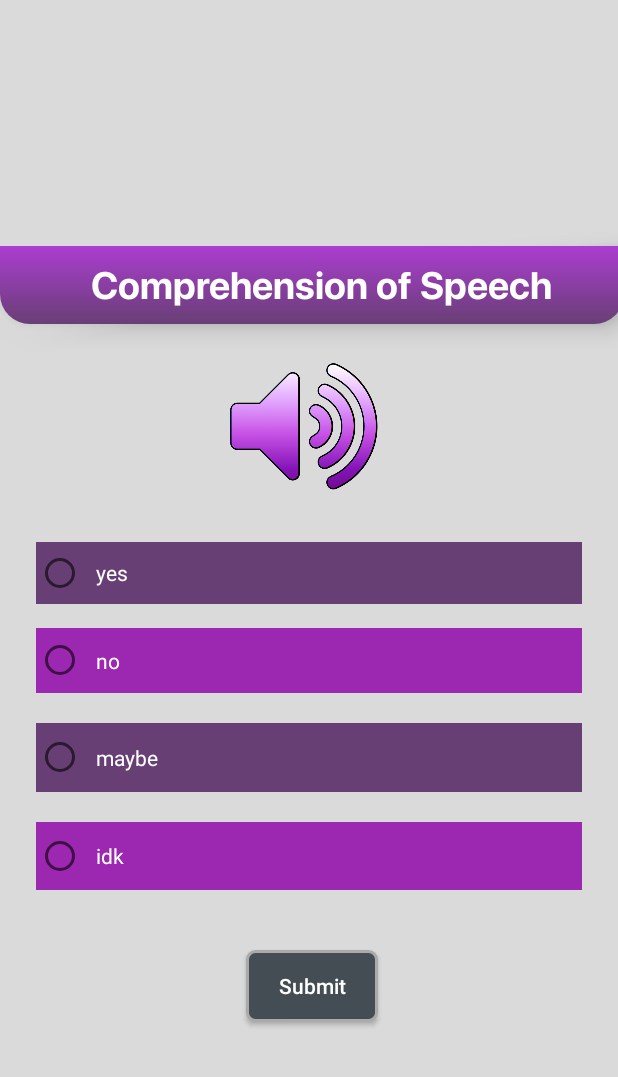
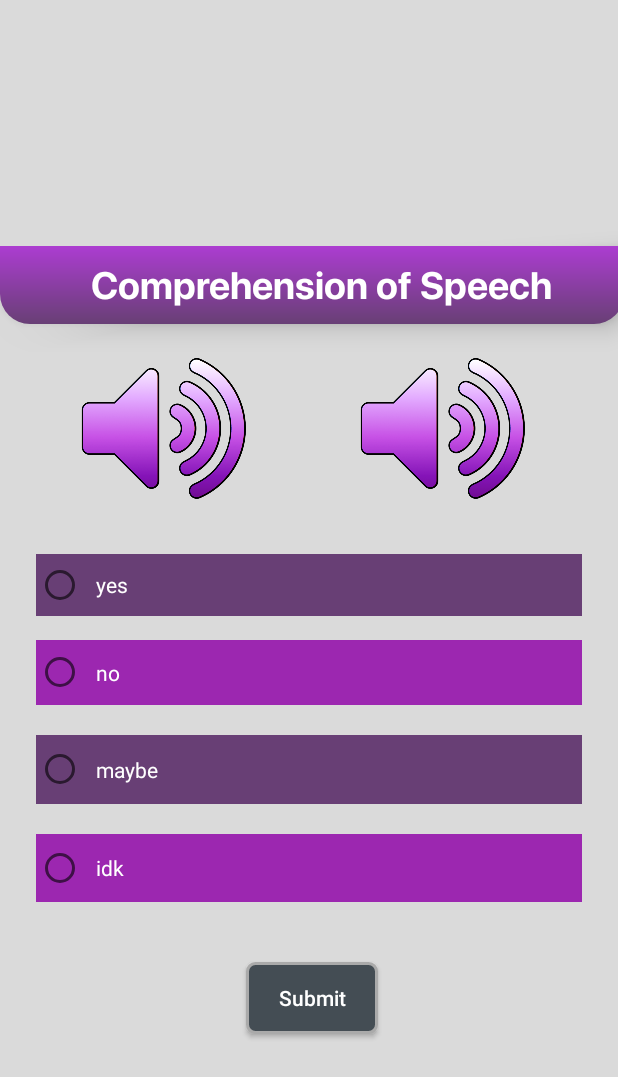
Before and after one commit to timeoutmode/ADAS, an Android app: the SpeechTask screen opened directly, with no data from a screen before it, on a phone screen of 412 x 824 dp. Shown: the top 1077 px of the screen. Run offline under Robolectric (Android 15) with nearby library versions, the phone set to English and light mode, and no system bars.

Commit message:
made some changes

```diff
--- a/app/src/main/java/com/example/adas/SpeechComprehension/QuestionLibrary.java
+++ /dev/null
@@ -1,55 +0,0 @@
-package com.example.adas.SpeechComprehension;
-
-import com.example.adas.R;
-
-public class QuestionLibrary {
-
-    // Array of questions go here
-    private String mQuestions[] = {
-            "haha",
-            "jajaja?",
-            "Question 3?",
-            "Question 4?"
-    };
-    private String mChoices[][] = {
-            {"Yes", "No", "Maybe", "Idk"},
-            {"Yes", "No", "Maybe", "Idk"},
-            {"Yes", "No", "Maybe", "Idk"},
-
-            {"Yes", "No", "Maybe", "Idk"}
-    };
-
-    private String mCorrectAnswers[] = {"Yes","No","Maybe","Idk"};
-
-    public String getQuestion(int n){
-         String question = mQuestions[n];
-        return question;
-    }
-
-    public String getChoice1(int n){
-        String choice0 = mChoices[n][0];
-        return choice0;
-
-    }
-
-    public String getChoice2(int n){
-        String choice1 = mChoices[n][1];
-        return choice1;
-    }
-
-    public String getChoice3(int n){
-        String choice2 = mChoices[n][2];
-        return choice2;
-    }
-
-    public String getChoice4(int n){
-        String choice3 = mChoices[n][3];
-        return choice3;
-    }
-
-    public String getCorrectAnswer(int n)
-    {
-        String answer = mCorrectAnswers[n];
-        return answer;
-    }
-}
--- a/app/src/main/java/com/example/adas/SpeechComprehension/SpeechTask.java
+++ b/app/src/main/java/com/example/adas/SpeechComprehension/SpeechTask.java
@@ -5,6 +5,7 @@ import androidx.appcompat.app.AppCompatActivity;
 import android.os.Build;
 import android.os.Bundle;
 import android.speech.tts.TextToSpeech;
+import android.util.Log;
 import android.view.View;
 import android.widget.Button;
 import android.widget.ImageButton;
@@ -26,8 +27,6 @@ import java.util.Locale;
 
 public class SpeechTask extends AppCompatActivity {
 
-    private QuestionLibrary mQuestionLibrary = new QuestionLibrary();
-
     private TextView mScoreView;
     private ImageButton mQuestionView;
     private RadioButton mButtonChoice1;
@@ -35,6 +34,7 @@ public class SpeechTask extends AppCompatActivity {
     private RadioButton mButtonChoice3;
     private RadioButton mButtonChoice4;
     private RadioGroup radiogroup;
+    private ImageButton mPhraseView;
     private Button mSubmitButton;
     TextToSpeech tts;
     private String mAnswer;
@@ -131,7 +131,7 @@ public class SpeechTask extends AppCompatActivity {
         mButtonChoice3 = findViewById(R.id.choice3);
         mButtonChoice4 = findViewById(R.id.choice4);
         mSubmitButton = findViewById(R.id.submitButton);
-
+        mPhraseView = findViewById(R.id.phrase);
         radiogroup = findViewById(R.id.radiogroup);
         updateQuestion();
 
@@ -156,6 +156,7 @@ public class SpeechTask extends AppCompatActivity {
                 }
 
 
+                    itemcounter++;
                }
             }
         });
@@ -179,9 +180,24 @@ public class SpeechTask extends AppCompatActivity {
             }
         });
 
+        mPhraseView.setOnClickListener(new View.OnClickListener() {
+            @Override
+            public void onClick(View view) {
+                if(Build.VERSION.SDK_INT >= Build.VERSION_CODES.LOLLIPOP)
+                {
+                    tts.speak(mquestion.getPhrase(), TextToSpeech.QUEUE_FLUSH,null,null);
+                }
+                else
+                {
+                    tts.speak(mquestion.getPhrase(), TextToSpeech.QUEUE_FLUSH,null);
+                }
+            }
+        });
+
 
         mQuestionView.setOnClickListener(new View.OnClickListener() {
             public void onClick(View view) {
+               // Log.e("Current Question:", mquestion.getListofitems().get(0).getQuestion());
                 if(Build.VERSION.SDK_INT >= Build.VERSION_CODES.LOLLIPOP)
                 {
                     tts.speak(mquestion.getListofitems().get(itemcounter).getQuestion(), TextToSpeech.QUEUE_FLUSH,null,null);
@@ -207,7 +223,7 @@ public class SpeechTask extends AppCompatActivity {
         mButtonChoice3.setChecked(false);
         mButtonChoice4.setChecked(false);
 
-        itemcounter++;
+
     }
 
     private void updateScore(int point) {
--- a/app/src/main/res/layout/speech_task.xml
+++ b/app/src/main/res/layout/speech_task.xml
@@ -63,8 +63,8 @@
 
     <ImageButton
         android:id="@+id/question"
-        android:layout_width="412dp"
-        android:layout_height="120dp"
+        android:layout_width="226dp"
+        android:layout_height="132dp"
         android:adjustViewBounds="true"
         android:background="#00FFFFFF"
         android:padding="8dp"
@@ -160,5 +160,23 @@
         app:layout_constraintStart_toStartOf="parent"
         app:layout_constraintTop_toBottomOf="@+id/radiogroup" />
 
+    <ImageButton
+        android:id="@+id/phrase"
+
+        android:layout_width="226dp"
+        android:layout_height="132dp"
+        android:adjustViewBounds="true"
+        android:background="#00FFFFFF"
+        android:padding="8dp"
+        android:scaleType="fitCenter"
+        android:src="@drawable/sound"
+        android:textSize="20sp"
+        android:tint="#00FFFFFF"
+        app:layout_constraintBottom_toTopOf="@+id/radiogroup"
+        app:layout_constraintEnd_toStartOf="@+id/question"
+        app:layout_constraintHorizontal_bias="0.0"
+        app:layout_constraintStart_toStartOf="parent"
+        app:srcCompat="@drawable/sound" />
+
 
 </androidx.constraintlayout.widget.ConstraintLayout>
```
